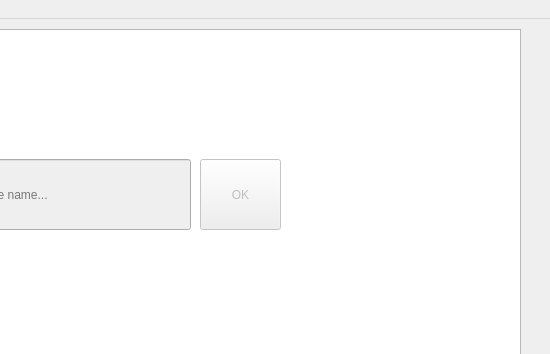
First picture: the form in form/mainwindow.ui, repository ilija-s/html-editor, before the edit; both pictures show x 250 to 800 and y 0 to 354 of the 800 by 600 pixel window.
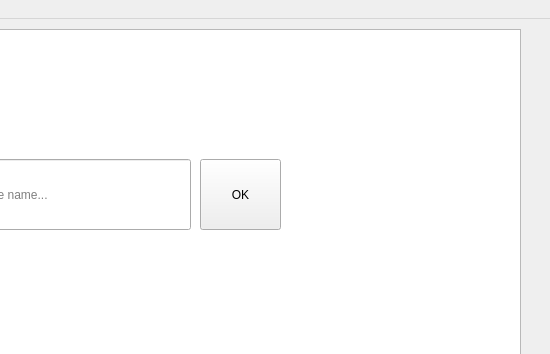
Second picture: the form after the edit. Custom widgets are drawn as their Qt base class.

```diff
--- a/form/mainwindow.ui
+++ b/form/mainwindow.ui
@@ -29,7 +29,7 @@
    </widget>
    <widget class="QLineEdit" name="inputFileName">
     <property name="enabled">
-     <bool>false</bool>
+     <bool>true</bool>
     </property>
     <property name="geometry">
      <rect>
@@ -45,7 +45,7 @@
    </widget>
    <widget class="QPushButton" name="pbFileName">
     <property name="enabled">
-     <bool>false</bool>
+     <bool>true</bool>
     </property>
     <property name="geometry">
      <rect>
```
